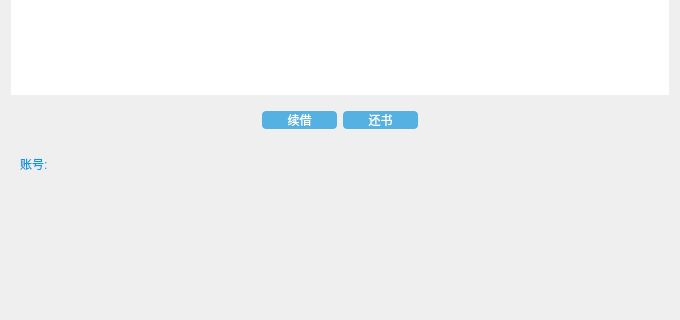
Above: LibraryManager/personalcenter.ui from xuanlog/LibraryManager before the change; both pictures show x 0 to 680 and y 138 to 458 of the 680 by 458 pixel window. Below: the same form after it.
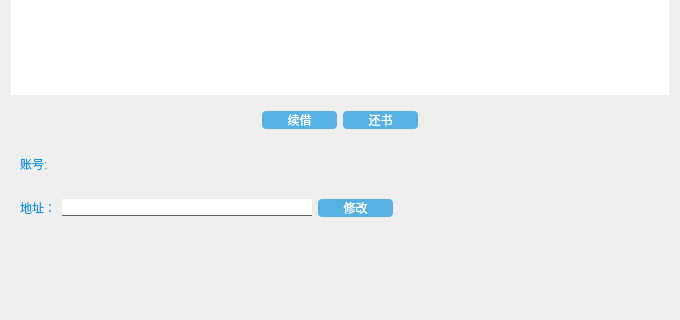
That is the form after the change. Icons and pictures are not drawn. Custom widgets are drawn as their Qt base class.

Commit message: 1、编写注释 2、增加关于软件窗口 3、增加用户收货地址

```diff
--- a/LibraryManager/personalcenter.ui
+++ b/LibraryManager/personalcenter.ui
@@ -275,6 +275,75 @@
      </layout>
     </widget>
    </item>
+   <item>
+    <widget class="QWidget" name="widget_4" native="true">
+     <layout class="QHBoxLayout" name="horizontalLayout_3">
+      <item>
+       <widget class="QLabel" name="label">
+        <property name="text">
+         <string>地址：</string>
+        </property>
+       </widget>
+      </item>
+      <item>
+       <widget class="QLineEdit" name="addressEdit">
+        <property name="maximumSize">
+         <size>
+          <width>250</width>
+          <height>16777215</height>
+         </size>
+        </property>
+        <property name="styleSheet">
+         <string notr="true">border-left:none;
+border-right:none;
+border-top:none;
+border-bottom:1px solid #636363;</string>
+        </property>
+       </widget>
+      </item>
+      <item>
+       <widget class="QPushButton" name="changeButton">
+        <property name="minimumSize">
+         <size>
+          <width>75</width>
+          <height>0</height>
+         </size>
+        </property>
+        <property name="styleSheet">
+         <string notr="true">QPushButton 
+{
+	background-color: rgba(18, 150, 219, 0.7);
+    border-radius: 4px;  
+	color: #ffffff;
+	font: 14px &quot;微软雅黑&quot;;
+}  
+
+QPushButton:pressed
+{
+	background-color: #00aaff;
+}</string>
+        </property>
+        <property name="text">
+         <string>修改</string>
+        </property>
+       </widget>
+      </item>
+      <item>
+       <spacer name="horizontalSpacer_4">
+        <property name="orientation">
+         <enum>Qt::Horizontal</enum>
+        </property>
+        <property name="sizeHint" stdset="0">
+         <size>
+          <width>40</width>
+          <height>20</height>
+         </size>
+        </property>
+       </spacer>
+      </item>
+     </layout>
+    </widget>
+   </item>
    <item>
     <spacer name="verticalSpacer">
      <property name="orientation">
```
Left out of the diff: 3 changed lines with no effect on the pictures. The commit also changes 54 other files.
